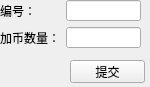
The window that UiFiles/TinventoryReportViewItemAddCoinWidget.ui (adamgliea/TentertainmentManagement) describes before a commit, drawn with Qt 5.
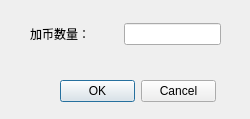
The same window after the commit.

```diff
--- a/UiFiles/TinventoryReportViewItemAddCoinWidget.ui
+++ b/UiFiles/TinventoryReportViewItemAddCoinWidget.ui
@@ -6,58 +6,61 @@
    <rect>
     <x>0</x>
     <y>0</y>
-    <width>150</width>
-    <height>87</height>
+    <width>250</width>
+    <height>119</height>
    </rect>
   </property>
   <property name="windowTitle">
    <string>Form</string>
   </property>
-  <widget class="QPushButton" name="m_submitButton">
-   <property name="geometry">
-    <rect>
-     <x>70</x>
-     <y>60</y>
-     <width>75</width>
-     <height>23</height>
-    </rect>
-   </property>
-   <property name="text">
-    <string>提交</string>
-   </property>
-  </widget>
   <widget class="QWidget" name="layoutWidget">
    <property name="geometry">
     <rect>
-     <x>0</x>
-     <y>0</y>
-     <width>141</width>
+     <x>30</x>
+     <y>10</y>
+     <width>191</width>
      <height>48</height>
     </rect>
    </property>
    <layout class="QGridLayout" name="gridLayout">
-    <item row="1" column="0" colspan="2">
+    <item row="0" column="0" colspan="2">
      <widget class="QLabel" name="m_addCoinValueLabel">
       <property name="text">
        <string>加币数量：</string>
       </property>
      </widget>
     </item>
-    <item row="1" column="2">
+    <item row="0" column="3">
      <widget class="QLineEdit" name="m_addCoinValueLineEdit"/>
     </item>
     <item row="0" column="2">
-     <widget class="QLineEdit" name="m_idLineEdit"/>
-    </item>
-    <item row="0" column="0" colspan="2">
-     <widget class="QLabel" name="m_idLabel">
-      <property name="text">
-       <string>编号：</string>
+     <spacer name="horizontalSpacer">
+      <property name="orientation">
+       <enum>Qt::Horizontal</enum>
       </property>
-     </widget>
+      <property name="sizeHint" stdset="0">
+       <size>
+        <width>40</width>
+        <height>20</height>
+       </size>
+      </property>
+     </spacer>
     </item>
    </layout>
   </widget>
+  <widget class="QDialogButtonBox" name="m_buttonBox">
+   <property name="geometry">
+    <rect>
+     <x>60</x>
+     <y>80</y>
+     <width>156</width>
+     <height>23</height>
+    </rect>
+   </property>
+   <property name="standardButtons">
+    <set>QDialogButtonBox::Cancel|QDialogButtonBox::Ok</set>
+   </property>
+  </widget>
  </widget>
  <resources/>
  <connections/>
```
